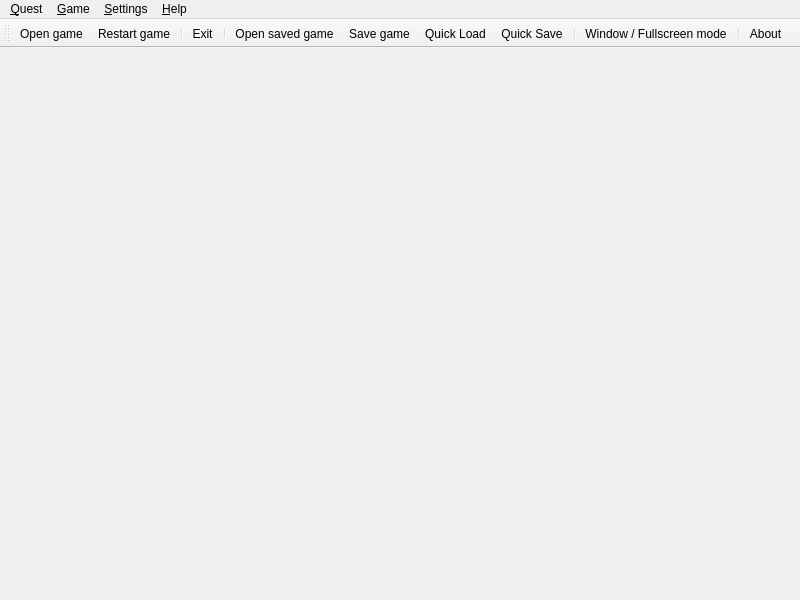
This is mainwindow.ui in ezsh/Qqsp as Qt 5 draws it before an edit. The edited form follows.
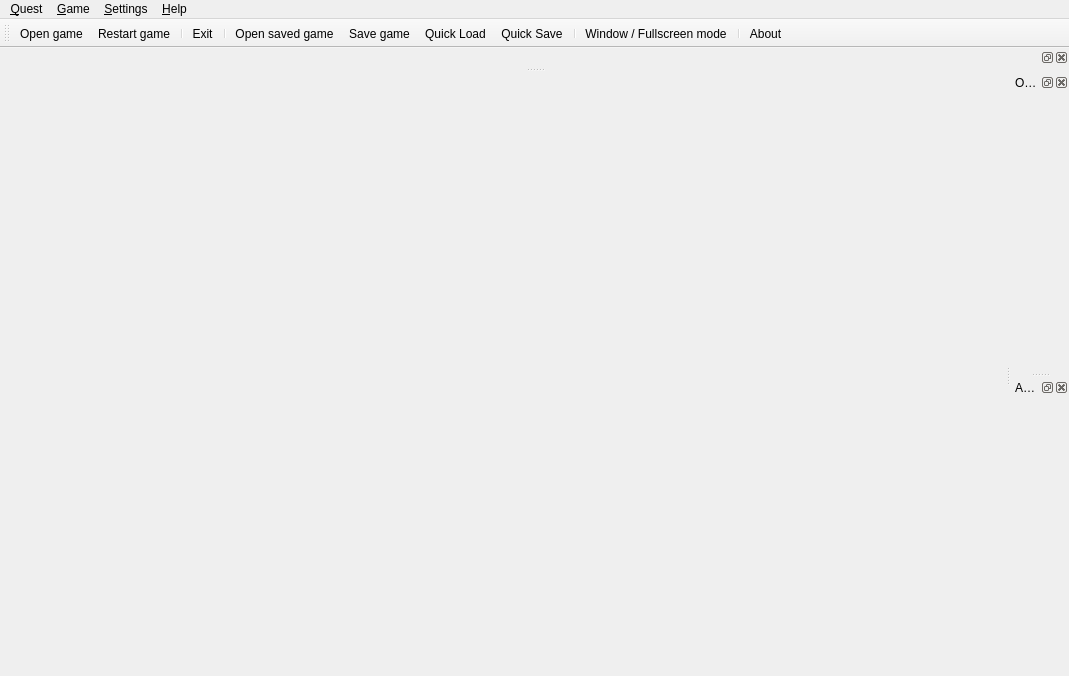
This is the edited form. Icons and pictures are not drawn.

Patch:
```diff
--- a/mainwindow.ui
+++ b/mainwindow.ui
@@ -6,8 +6,8 @@
    <rect>
     <x>0</x>
     <y>0</y>
-    <width>800</width>
-    <height>600</height>
+    <width>1069</width>
+    <height>676</height>
    </rect>
   </property>
   <property name="windowTitle">
@@ -23,8 +23,8 @@
     <rect>
      <x>0</x>
      <y>0</y>
-     <width>800</width>
-     <height>29</height>
+     <width>1069</width>
+     <height>25</height>
     </rect>
    </property>
    <widget class="QMenu" name="_fileMenu">
@@ -98,6 +98,33 @@
    <addaction name="separator"/>
    <addaction name="actionAbout"/>
   </widget>
+  <widget class="QDockWidget" name="objectsWidget">
+   <property name="features">
+    <set>QDockWidget::AllDockWidgetFeatures</set>
+   </property>
+   <property name="windowTitle">
+    <string>Objects</string>
+   </property>
+   <attribute name="dockWidgetArea">
+    <number>2</number>
+   </attribute>
+   <widget class="QWidget" name="dockWidgetContents_10"/>
+  </widget>
+  <widget class="QDockWidget" name="actionsWidget">
+   <property name="windowTitle">
+    <string>Actions</string>
+   </property>
+   <attribute name="dockWidgetArea">
+    <number>2</number>
+   </attribute>
+   <widget class="QWidget" name="dockWidgetContents_11"/>
+  </widget>
+  <widget class="QDockWidget" name="dockWidget_9">
+   <attribute name="dockWidgetArea">
+    <number>4</number>
+   </attribute>
+   <widget class="QWidget" name="dockWidgetContents_9"/>
+  </widget>
   <action name="actionOpen_game">
    <property name="icon">
     <iconset theme="document-import" resource="qqsp.qrc">
```
Left out of the diff: 25 changed lines with no effect on the pictures.
